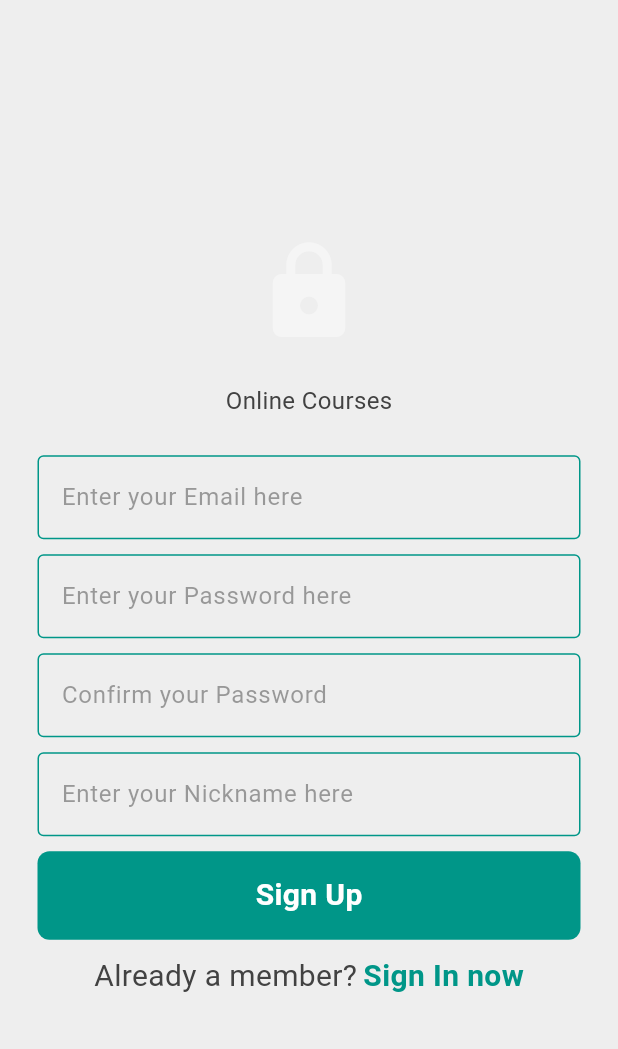
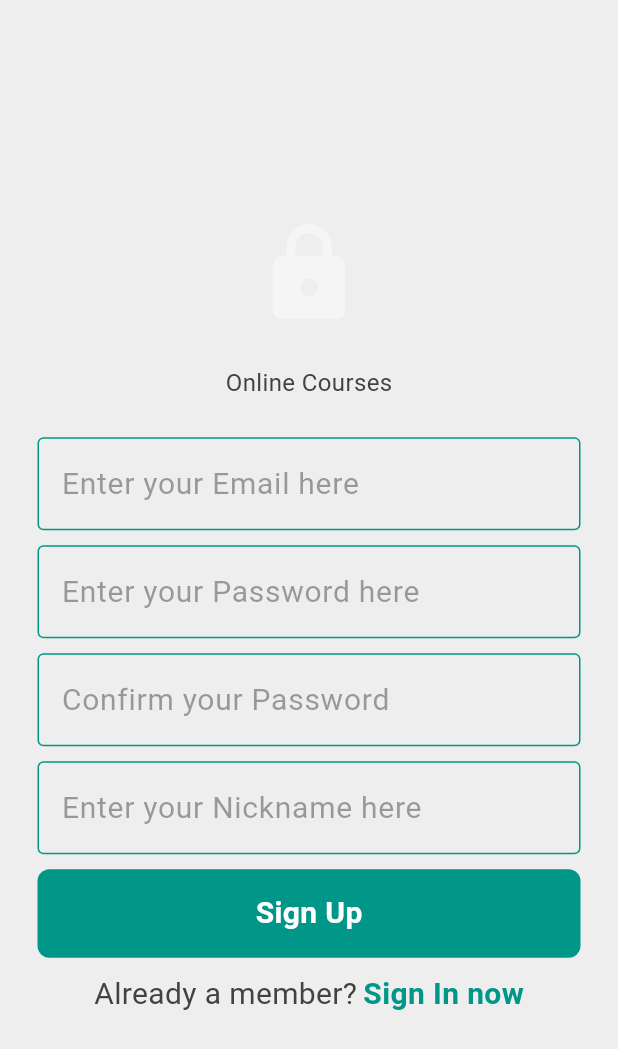
Before and after one commit to A-taraxia/quiz_app, a Flutter app: the RegisterPage screen opened directly, on a phone screen of 412 x 824 dp. Shown: the top 1049 px of the screen. Run offline on Flutter 3.47's test engine with Material 3 defaults, Android fonts, the phone set to English and light mode, and no system bars; our stand-ins replace cloud_firestore, firebase_auth, firebase_core; accounts and stored records are empty; network calls fail.

Commit message:
fix: made the theme better

```diff
--- a/lib/themes/dark_mode.dart
+++ b/lib/themes/dark_mode.dart
@@ -12,15 +12,19 @@ final ThemeData darkMode = ThemeData(
     onSecondary: Colors.white,
     onSurface: Colors.grey[300]!,
     onBackground: Colors.grey[400]!,
+    onError: Colors.red[600]!,
   ),
   scaffoldBackgroundColor: Colors.grey[900],
   cardColor: Colors.grey[850],
   iconTheme: IconThemeData(color: Colors.teal),
   textTheme: TextTheme(
-    bodyLarge: TextStyle(color: Colors.grey[300]),
-    bodyMedium: TextStyle(color: Colors.grey[400]),
-    headlineLarge: TextStyle(color: Colors.grey[100]),
-    headlineMedium: TextStyle(color: Colors.grey[200]),
+    bodyLarge: TextStyle(
+        color: Colors.grey[300], fontSize: 20), // Consistent font size
+    bodyMedium: TextStyle(
+        color: Colors.grey[300], fontSize: 20), // Consistent font size
+    headlineLarge: TextStyle(color: Colors.grey[300], fontSize: 30),
+    headlineMedium:
+        TextStyle(color: Colors.grey[300], fontSize: 24), // Added fontSize
   ),
   buttonTheme: ButtonThemeData(
     buttonColor: Colors.teal,
--- a/lib/themes/light_mode.dart
+++ b/lib/themes/light_mode.dart
@@ -18,10 +18,13 @@ final ThemeData lightMode = ThemeData(
   cardColor: Colors.grey[50],
   iconTheme: IconThemeData(color: Colors.teal),
   textTheme: TextTheme(
-    bodyLarge: TextStyle(color: Colors.grey[800]),
-    bodyMedium: TextStyle(color: Colors.grey[700], fontSize: 20),
+    bodyLarge: TextStyle(
+        color: Colors.grey[800], fontSize: 20), // Consistent font size
+    bodyMedium: TextStyle(
+        color: Colors.grey[800], fontSize: 20), // Consistent font size
     headlineLarge: TextStyle(color: Colors.grey[900], fontSize: 30),
-    headlineMedium: TextStyle(color: Colors.grey[800]),
+    headlineMedium:
+        TextStyle(color: Colors.grey[800], fontSize: 24), // Added fontSize
   ),
   buttonTheme: ButtonThemeData(
     buttonColor: Colors.teal,
```
